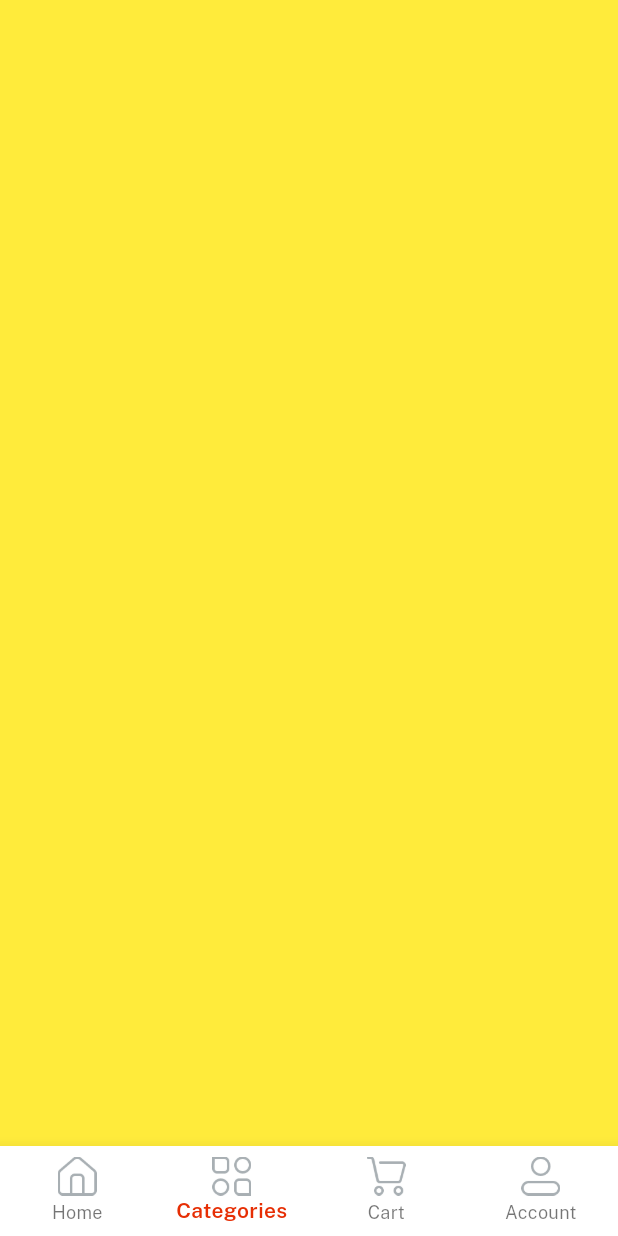
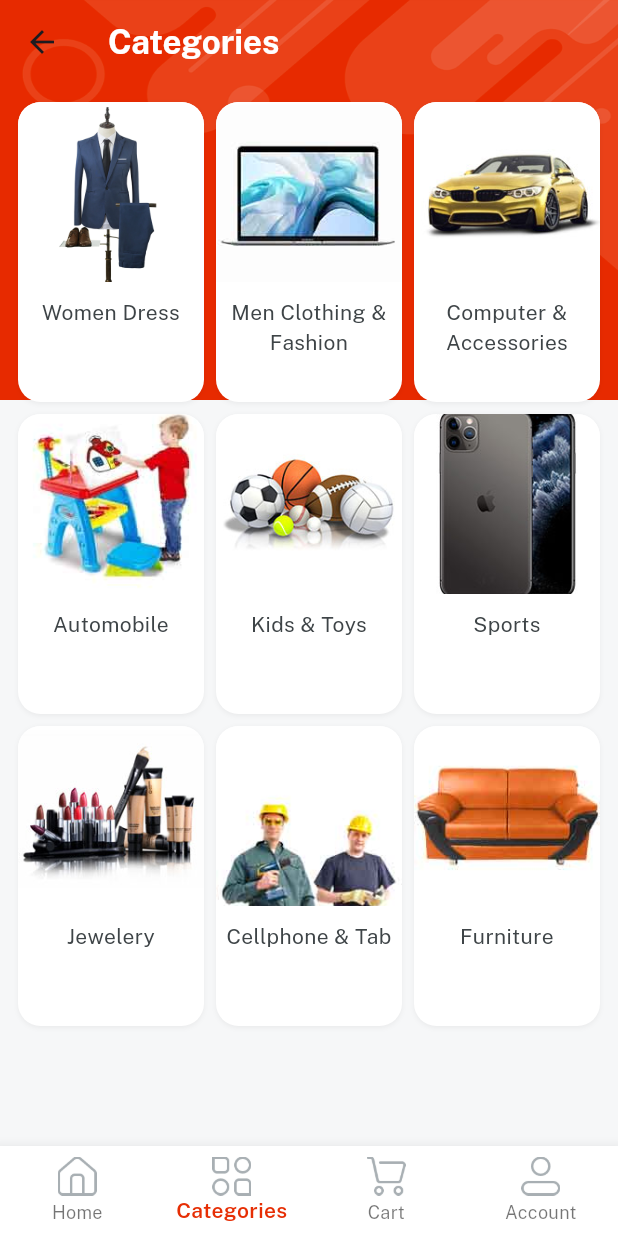
Before and after one commit to AAM-Mustahid/Emart_Plus, a Flutter app: the Home screen opened directly, item 2 of the bottom bar chosen, on a phone screen of 412 x 824 dp. Run offline on Flutter 3.47's test engine with Material 3 defaults, Android fonts, the phone set to English and light mode, and no system bars; our stand-ins replace get, velocity_x.

Commit message:
Worked on Category Page

```diff
--- a/lib/consts/lists.dart
+++ b/lib/consts/lists.dart
@@ -23,3 +23,27 @@ const featuredImages2 = [imgS4, imgS5, imgS6];
 
 const featuredTitles1 = [womenDress, girlsDress, girlWatches];
 const featuredTitles2 = [boysGlasses, mobilePhone, tShirts];
+
+const categoriesList = [
+  womenDress,
+  menClothingFashion,
+  compAccess,
+  automobile,
+  kidtoys,
+  sports,
+  jewelery,
+  cellphone,
+  furniture
+];
+
+const categoryImages = [
+  imgFc1,
+  imgFc2,
+  imgFc3,
+  imgFc4,
+  imgFc5,
+  imgFc6,
+  imgFc7,
+  imgFc8,
+  imgFc9
+];
--- a/lib/consts/strings.dart
+++ b/lib/consts/strings.dart
@@ -22,6 +22,7 @@ const home = "Home",
     cart = "Cart",
     account = "Account";
 
+//home screen
 const searchanything = "Search in Emart",
     todaydeal = "Today' Deal",
     flashsale = "Flash Sale",
@@ -36,3 +37,15 @@ const searchanything = "Search in Emart",
     girlsDress = "Girl Dresses",
     featuredProduct = "Featured Product",
     featuredCategories = "Featured Categories";
+
+// category screen
+
+const womenClothing = "Women Clothing",
+    menClothingFashion = "Men Clothing & Fashion",
+    compAccess = "Computer & Accessories",
+    automobile = "Automobile",
+    kidtoys = "Kids & Toys",
+    sports = "Sports",
+    jewelery = "Jewelery",
+    cellphone = "Cellphone & Tab",
+    furniture = "Furniture";
--- a/lib/views/category_screen/category_screen.dart
+++ b/lib/views/category_screen/category_screen.dart
@@ -1,10 +1,53 @@
-import 'package:flutter/material.dart';
+import 'package:emart_plus/consts/consts.dart';
+import 'package:emart_plus/consts/lists.dart';
+import 'package:emart_plus/views/category_screen/category_details.dart';
+import 'package:emart_plus/widgets_common/bg_widget.dart';
+import 'package:get/get.dart';
 
 class CategoryScreen extends StatelessWidget {
   const CategoryScreen({super.key});
 
   @override
   Widget build(BuildContext context) {
-    return Container(color: Colors.yellow);
+    return bgWidget(
+        child: Scaffold(
+            appBar: AppBar(
+              title: categories.text.fontFamily(bold).white.make(),
+            ),
+            body: Container(
+              padding: const EdgeInsets.all(12),
+              child: GridView.builder(
+                  shrinkWrap: true,
+                  itemCount: 9,
+                  gridDelegate: const SliverGridDelegateWithFixedCrossAxisCount(
+                      crossAxisCount: 3,
+                      mainAxisSpacing: 8,
+                      crossAxisSpacing: 8,
+                      mainAxisExtent: 200),
+                  itemBuilder: ((context, index) {
+                    return Column(
+                      children: [
+                        Image.asset(categoryImages[index],
+                            height: 120, width: 200, fit: BoxFit.cover),
+                        10.heightBox,
+                        categoriesList[index]
+                            .text
+                            .color(darkFontGrey)
+                            .align(TextAlign.center)
+                            .make(),
+                      ],
+                    )
+                        .box
+                        .white
+                        .rounded
+                        .clip(Clip.antiAlias)
+                        .outerShadowSm
+                        .make()
+                        .onTap(() {
+                      Get.to(
+                          () => CategoryDetails(title: categoriesList[index]));
+                    });
+                  })),
+            )));
   }
 }
--- a/lib/views/home_screen/home_screen.dart
+++ b/lib/views/home_screen/home_screen.dart
@@ -253,7 +253,8 @@ class HomeScreen extends StatelessWidget {
                               .size(16)
                               .make()
                         ],
-                      )..box
+                      )
+                          .box
                           .white
                           .margin(const EdgeInsets.symmetric(horizontal: 4))
                           .roundedSM
```
Also changed, not shown: lib/views/category_screen/category_details.dart (added, +88 -0 lines).
